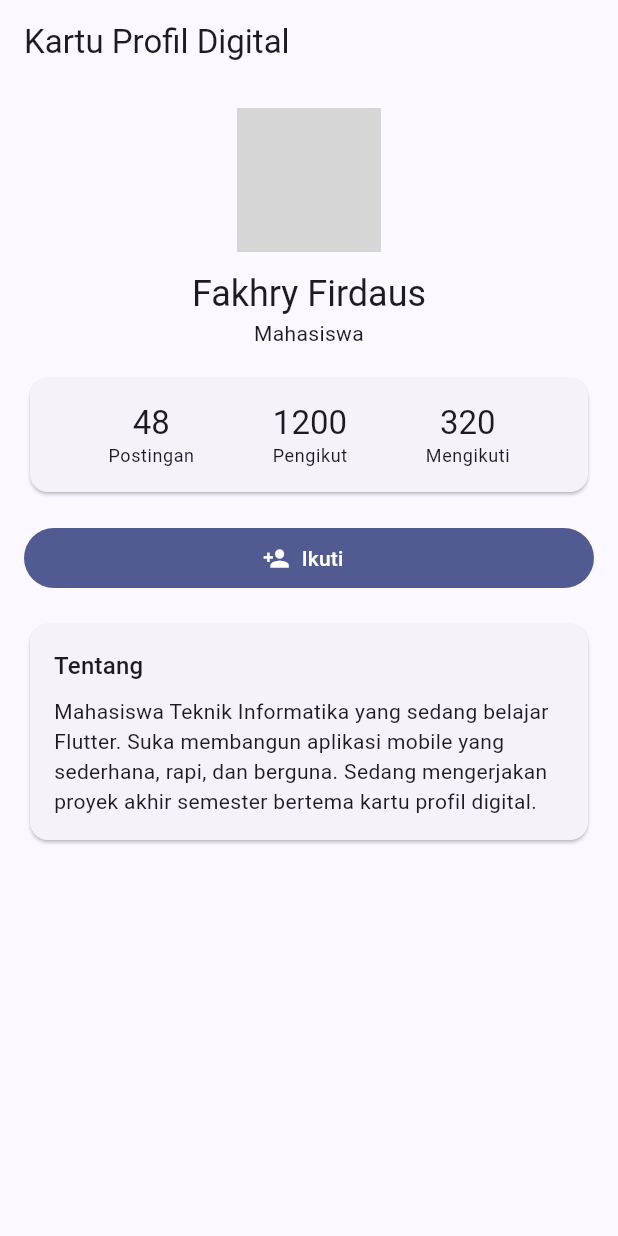
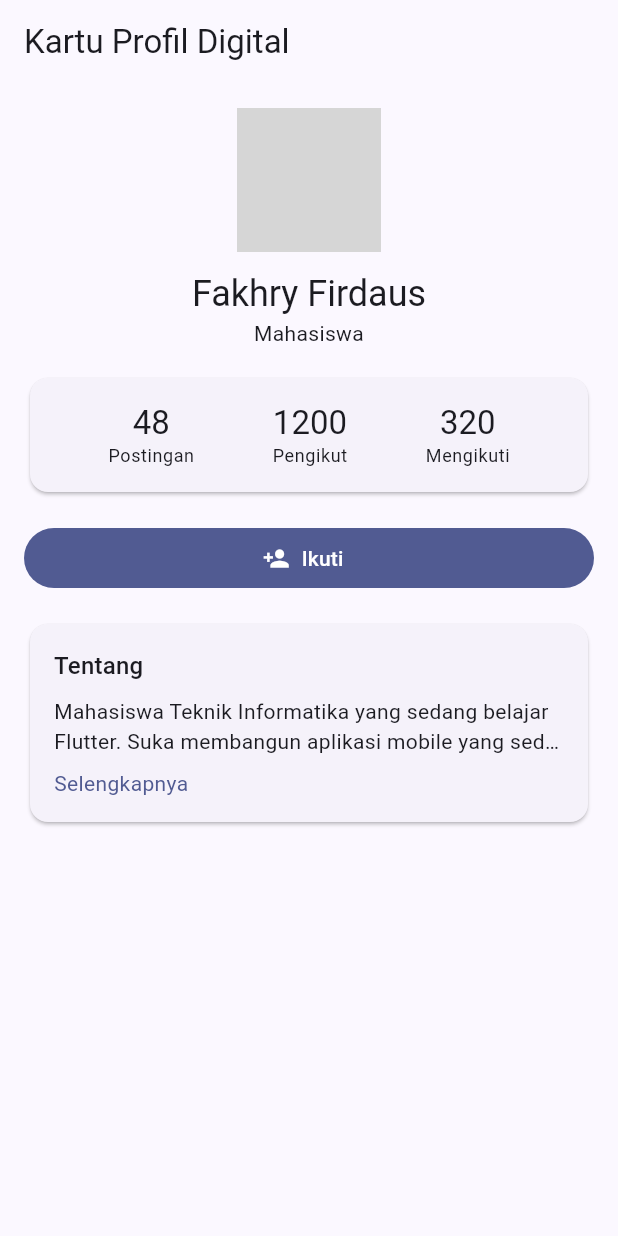
Before and after one commit to trivaldoaminullah6/fl_stade_dasar, a Flutter app: the screen it shows after launch, on a phone screen of 412 x 824 dp. Run offline on Flutter 3.47's test engine with Material 3 defaults, Android fonts, the phone set to English and light mode, and no system bars; network calls fail; grey boxes are pictures that could not be loaded.

Commit message:
State _isBioExpanded, kartu Tentang dengan InkWell dan onTap, teks Selengkapnya/Tutup

```diff
--- a/lib/main.dart
+++ b/lib/main.dart
@@ -32,6 +32,7 @@ class _ProfilePageState extends State<ProfilePage> {
 
   bool _isFollowing = false;
   int _followers = 1200;
+  bool _isBioExpanded = false;
 
   /// Mengatur status ikuti ke nilai tertentu (bukan sekadar toggle).
   void _setFollowing(bool value) {
@@ -120,6 +121,9 @@ class _ProfilePageState extends State<ProfilePage> {
                   ),
             const SizedBox(height: 16),
             Card(
+              child: InkWell(
+                borderRadius: BorderRadius.circular(12),
+                onTap: () => setState(() => _isBioExpanded = !_isBioExpanded),
                 child: Padding(
                   padding: const EdgeInsets.all(16),
                   child: Column(
@@ -127,8 +131,19 @@ class _ProfilePageState extends State<ProfilePage> {
                     children: [
                       Text('Tentang', style: textTheme.titleMedium),
                       const SizedBox(height: 8),
-                    const Text(_bio),
+                      Text(
+                        _bio,
+                        maxLines: _isBioExpanded ? null : 2,
+                        overflow: TextOverflow.ellipsis,
+                      ),
+                      const SizedBox(height: 8),
+                      Text(
+                        _isBioExpanded ? 'Tutup' : 'Selengkapnya',
+                        style: TextStyle(
+                            color: Theme.of(context).colorScheme.primary),
+                      ),
                     ],
+                  ),
                 ),
               ),
             ),
```
Lines whose indentation alone changed are shown as unchanged.
